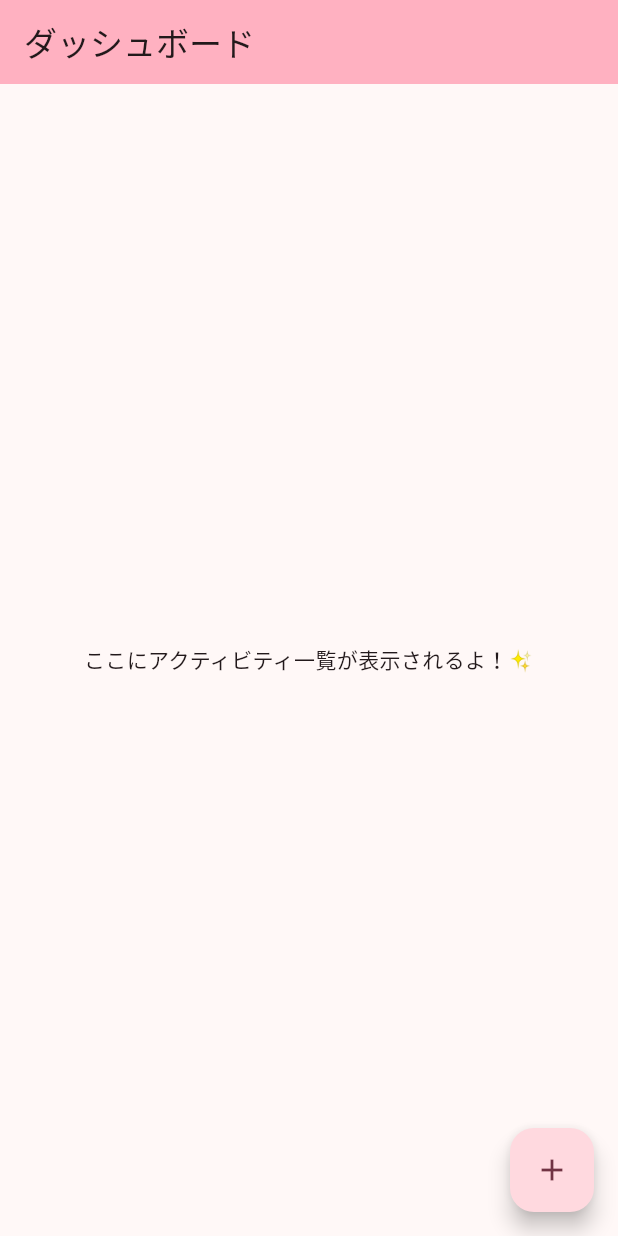
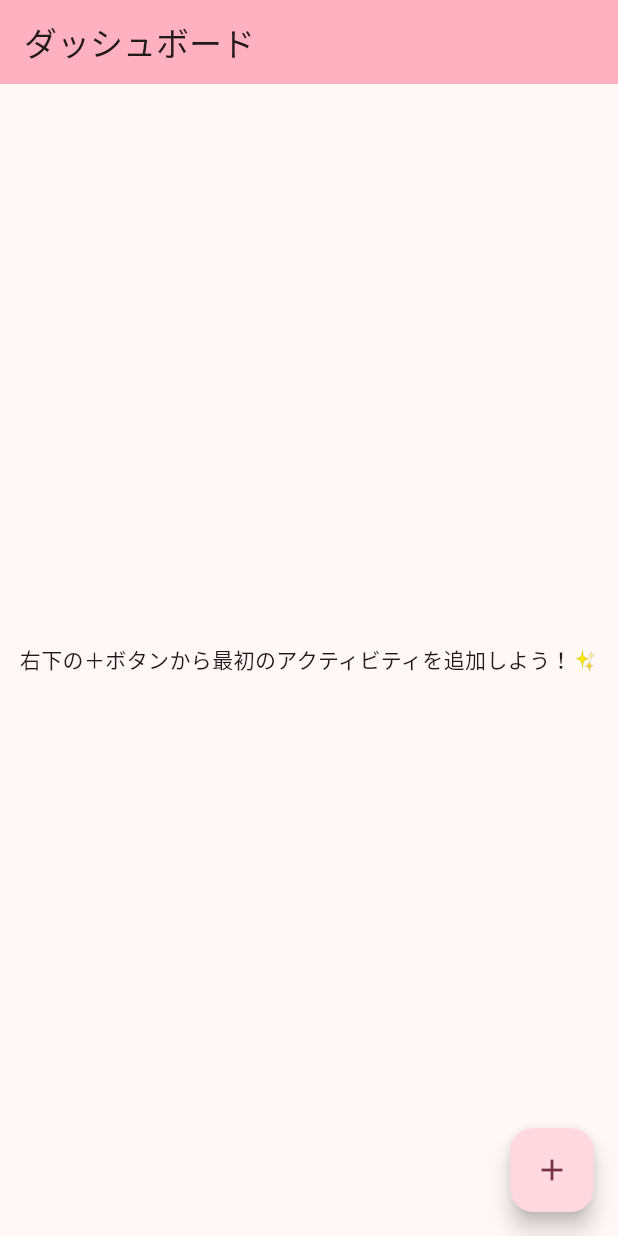
Before and after one commit to osero2000/nan_kore, a Flutter app: the screen it shows after launch, on a phone screen of 412 x 824 dp. Run offline on Flutter 3.47's test engine with Material 3 defaults, Android fonts, the light colour scheme and no system bars; our stand-ins replace hive, hive_flutter; accounts and stored records are empty; generated files the repository leaves out were written again.

Commit message:
feat: アクティビティの追加機能と一覧表示機能を実装

```diff
--- a/lib/main.dart
+++ b/lib/main.dart
@@ -32,6 +32,7 @@ class MyApp extends StatelessWidget {
   Widget build(BuildContext context) {
     return MaterialApp(
       title: 'なんでもカウンター',
+      debugShowCheckedModeBanner: false, // これで右上の"DEBUG"が消えるよん！
       theme: ThemeData(
         colorScheme: ColorScheme.fromSeed(seedColor: Colors.pinkAccent),
         useMaterial3: true,
@@ -42,9 +43,14 @@ class MyApp extends StatelessWidget {
 }
 
 // とりあえずのホーム画面！これからガチで作り込んでくよ！
-class HomeScreen extends StatelessWidget {
+class HomeScreen extends StatefulWidget {
   const HomeScreen({super.key});
 
+  @override
+  State<HomeScreen> createState() => _HomeScreenState();
+}
+
+class _HomeScreenState extends State<HomeScreen> {
   @override
   Widget build(BuildContext context) {
     return Scaffold(
@@ -52,8 +58,29 @@ class HomeScreen extends StatelessWidget {
         backgroundColor: Theme.of(context).colorScheme.inversePrimary,
         title: const Text('ダッシュボード'),
       ),
-      body: const Center(
-        child: Text('ここにアクティビティ一覧が表示されるよ！✨'),
+      body: ValueListenableBuilder<Box<Activity>>(
+        valueListenable: Hive.box<Activity>('activities').listenable(),
+        builder: (context, box, _) {
+          final activities = box.values.toList().cast<Activity>();
+          if (activities.isEmpty) {
+            return const Center(
+              child: Text('右下の＋ボタンから最初のアクティビティを追加しよう！✨'),
+            );
+          }
+          return ListView.builder(
+            itemCount: activities.length,
+            itemBuilder: (ctx, index) {
+              final activity = activities[index];
+              return ListTile(
+                title: Text(activity.name),
+                subtitle: Text('目標: ${activity.targetCount} 回'),
+                onTap: () {
+                  // TODO: カウント画面へ遷移する処理
+                },
+              );
+            },
+          );
+        },
       ),
       floatingActionButton: FloatingActionButton(
         onPressed: () {
```
Also changed, not shown: lib/screens/activity_edit_screen.dart (+18 -2 lines).
